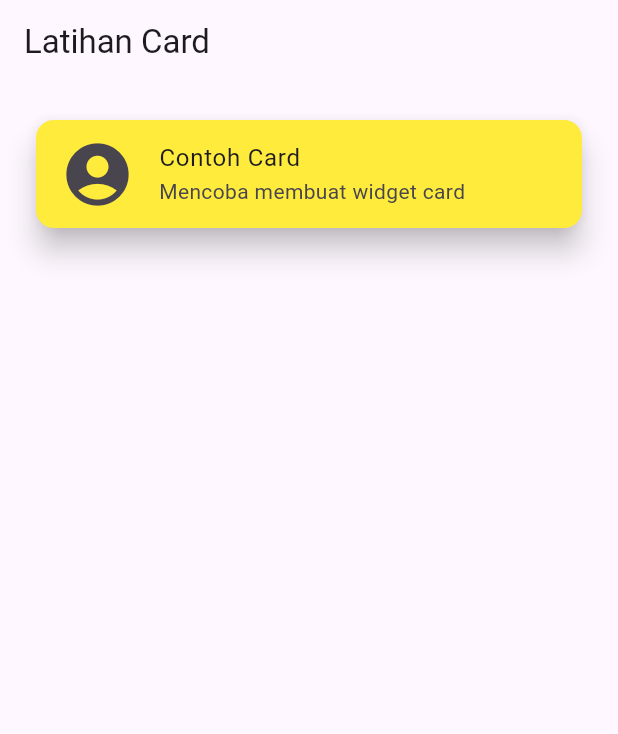
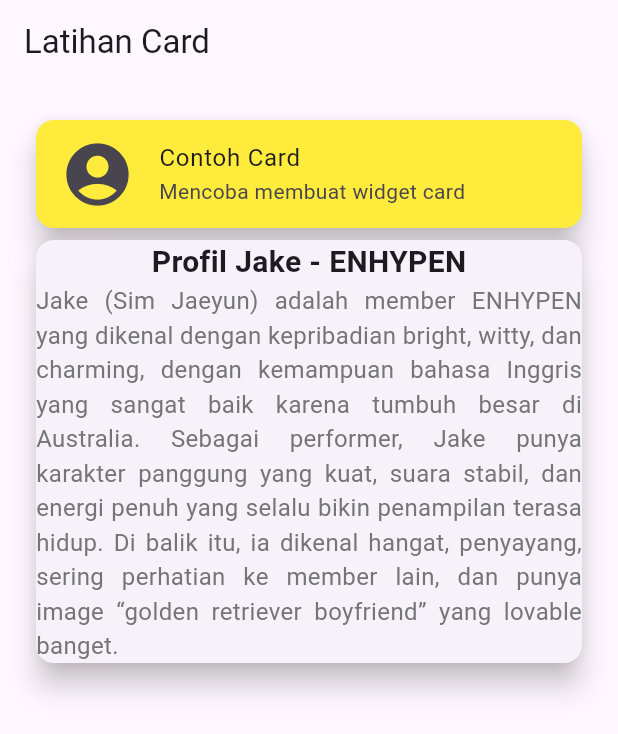
Before and after one commit to rismanitalst/8_widget_card, a Flutter app: the screen it shows after launch, on a phone screen of 412 x 824 dp. Shown: the top 734 px of the screen. Run offline on Flutter 3.47's test engine with Material 3 defaults, Android fonts, the phone set to English and light mode, and no system bars.

Commit message:
feat: tambah card 2 dengan column + children

```diff
--- a/lib/pages/page_card_01.dart
+++ b/lib/pages/page_card_01.dart
@@ -16,11 +16,30 @@ class MyCard01 extends StatelessWidget {
               //ini card 1
               Card(
               color: Colors.yellow,
-               elevation: 8,
+              elevation: 8,
                 child: ListTile(
                 leading: Icon(Icons.account_circle, size: 50),
                 title: Text("Contoh Card"),
                 subtitle: Text("Mencoba membuat widget card"),
+                ),
+              ),
+              //ini card 2
+              Card(
+              elevation: 8,
+                child: Column(
+                  children: [
+                    Text(
+                     "Profil Jake - ENHYPEN",
+                      style: TextStyle(
+                      fontSize: 20,
+                      fontWeight: FontWeight.bold,),
+                    ),
+                    Text(
+                      "Jake (Sim Jaeyun) adalah member ENHYPEN yang dikenal dengan kepribadian bright, witty, dan charming, dengan kemampuan bahasa Inggris yang sangat baik karena tumbuh besar di Australia. Sebagai performer, Jake punya karakter panggung yang kuat, suara stabil, dan energi penuh yang selalu bikin penampilan terasa hidup. Di balik itu, ia dikenal hangat, penyayang, sering perhatian ke member lain, dan punya image “golden retriever boyfriend” yang lovable banget.",
+                      textAlign: TextAlign.justify,
+                      style: TextStyle(fontSize: 16, color: Colors.grey[600]),
+                    )
+                  ]
                 ),
               ),
             ]
```
